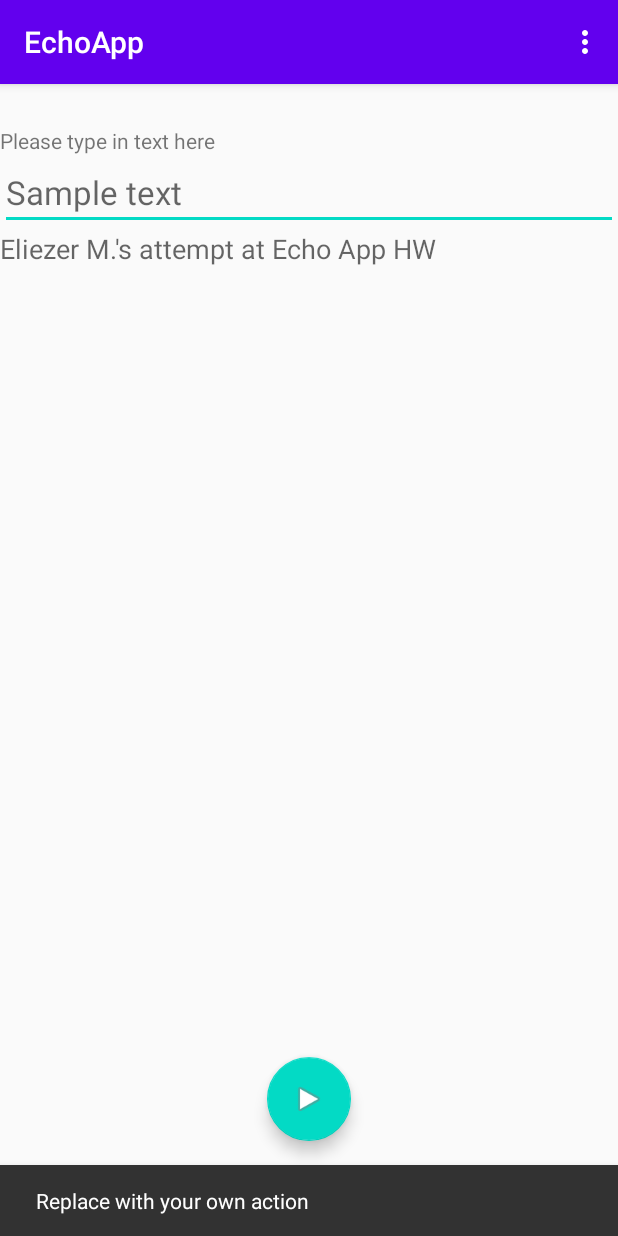
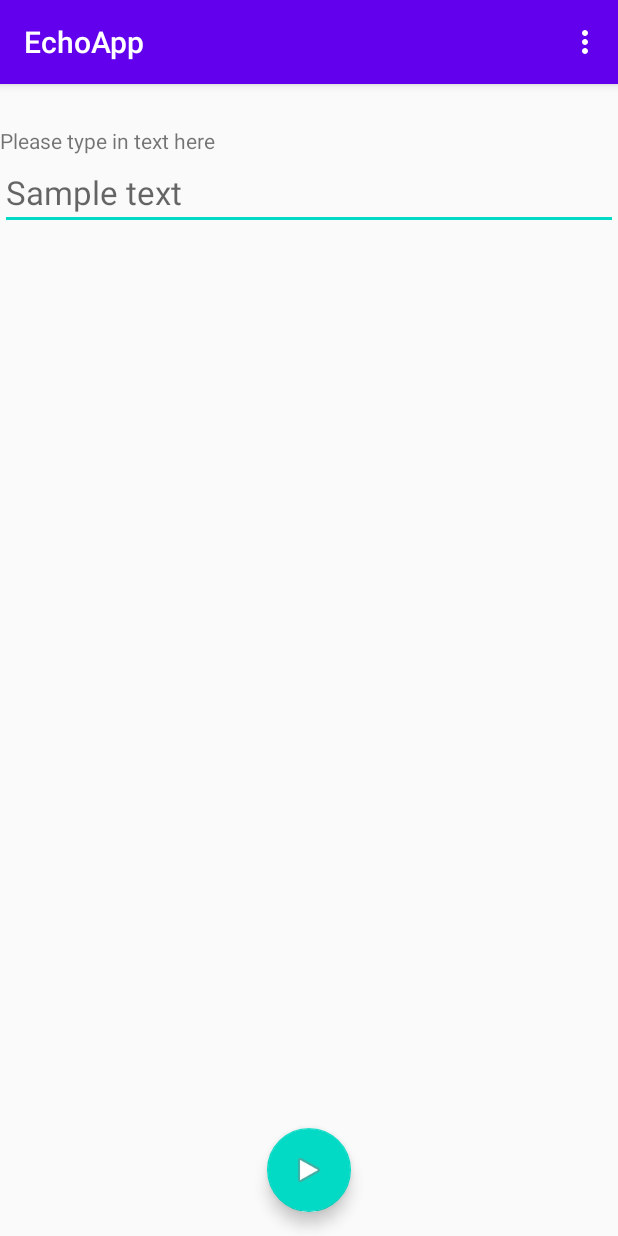
Before and after one commit to eliezermeth/EchoApp, an Android app: the screen it shows after launch (MainActivity), after a tap on an icon or button, on a phone screen of 412 x 824 dp. Run offline under Robolectric (Android 15) with nearby library versions, the phone set to English and light mode, and no system bars.

Commit message:
Copy text completed.

```diff
--- a/app/src/main/java/com/mindtedtech/echoapp2/MainActivity.java
+++ b/app/src/main/java/com/mindtedtech/echoapp2/MainActivity.java
@@ -12,6 +12,10 @@ import android.view.View;
 
 import android.view.Menu;
 import android.view.MenuItem;
+import android.widget.EditText;
+import android.widget.TextView;
+
+import org.w3c.dom.Text;
 
 public class MainActivity extends AppCompatActivity {
 
@@ -26,8 +30,11 @@ public class MainActivity extends AppCompatActivity {
         fab.setOnClickListener(new View.OnClickListener() {
             @Override
             public void onClick(View view) {
-                Snackbar.make(view, "Replace with your own action", Snackbar.LENGTH_LONG)
-                        .setAction("Action", null).show();
+                EditText input = findViewById(R.id.input_text);
+                String inputText = input.getText().toString();
+
+                TextView output = findViewById(R.id.output_text);
+                output.setText(inputText);
             }
         });
     }
```
